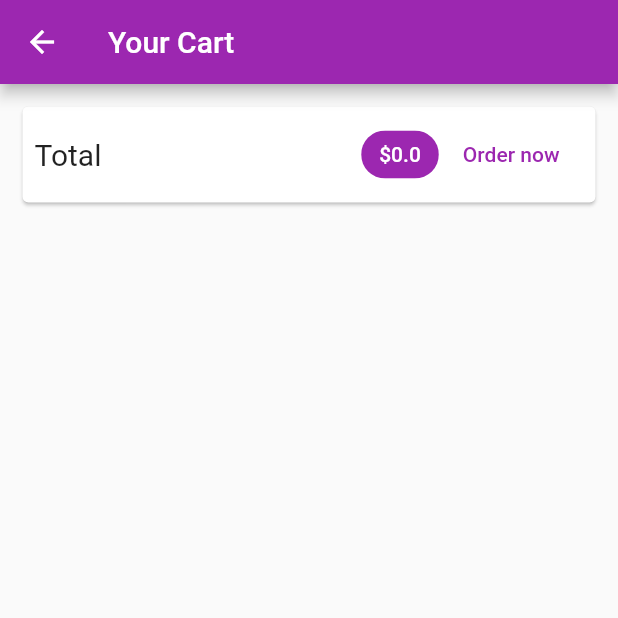
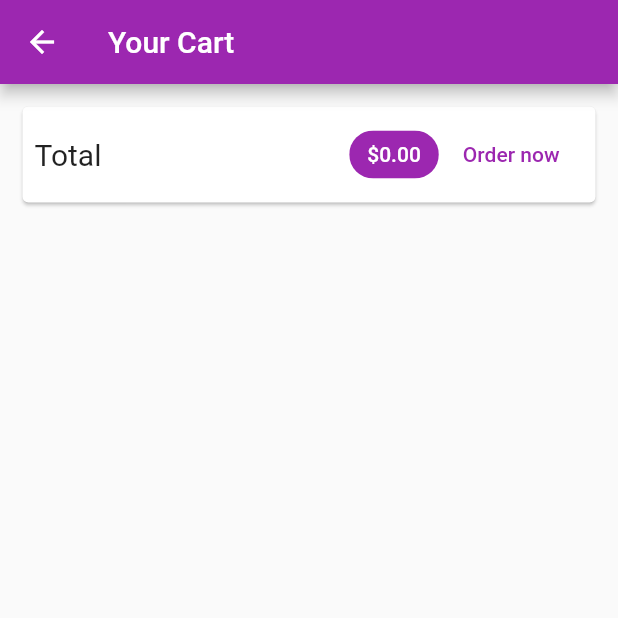
Before and after one commit to leperrine/flutter-ecom-app, a Flutter app: the CartScreen screen opened by its route, after a tap on "Order now", on a phone screen of 412 x 824 dp, the top half of it. Run offline on Flutter 3.47's test engine with Material 2 defaults, Android fonts, the phone set to English and light mode, and no system bars; network calls fail.

Commit message:
added more features

```diff
--- a/lib/providers/cart.dart
+++ b/lib/providers/cart.dart
@@ -1,3 +1,4 @@
+import 'package:flutter/cupertino.dart';
 import 'package:flutter/foundation.dart';
 
 class CartItem {
@@ -65,4 +66,9 @@ class Cart with ChangeNotifier {
     _items.remove(productId);
     notifyListeners();
   }
+
+  void clearCart() {
+    _items = {};
+    notifyListeners();
+  }
 }
--- /dev/null
+++ b/lib/providers/orders.dart
@@ -0,0 +1,38 @@
+import 'package:ecom_app/providers/cart.dart';
+import 'package:flutter/foundation.dart';
+import '../providers/cart.dart';
+
+class OrderItem {
+  final String id;
+  final double amount;
+  final List<CartItem> products;
+  final DateTime dateTime;
+
+  OrderItem({
+    @required this.id,
+    @required this.amount,
+    @required this.products,
+    @required this.dateTime,
+  });
+}
+
+class Orders with ChangeNotifier {
+  List<OrderItem> _orders = [];
+
+  List<OrderItem> get orders {
+    return [..._orders];
+  }
+
+  void addOrders(List<CartItem> cartProducts, double total) {
+    _orders.insert(
+      0,
+      OrderItem(
+        id: DateTime.now().toString(),
+        amount: total,
+        dateTime: DateTime.now(),
+        products: cartProducts,
+      ),
+    );
+    notifyListeners();
+  }
+}
--- a/lib/screens/cart_screen.dart
+++ b/lib/screens/cart_screen.dart
@@ -3,6 +3,7 @@ import 'package:provider/provider.dart';
 
 import '../providers/cart.dart' show Cart;
 import '../widgets/cart_item.dart';
+import '../providers/orders.dart';
 
 class CartScreen extends StatelessWidget {
   static const routeName = '/cart';
@@ -31,7 +32,7 @@ class CartScreen extends StatelessWidget {
                   Spacer(),
                   Chip(
                     label: Text(
-                      '\$${cart.totalAmount}',
+                      '\$${cart.totalAmount.toStringAsFixed(2)}',
                       style: TextStyle(
                         color: Theme.of(context).primaryTextTheme.title.color,
                       ),
@@ -40,7 +41,13 @@ class CartScreen extends StatelessWidget {
                   ),
                   FlatButton(
                     child: Text('Order now'),
-                    onPressed: () {},
+                    onPressed: () {
+                      Provider.of<Orders>(context, listen: false).addOrders(
+                        cart.items.values.toList(),
+                        cart.totalAmount,
+                      );
+                      cart.clearCart();
+                    },
                     textColor: Theme.of(context).primaryColor,
                   )
                 ],
--- /dev/null
+++ b/lib/screens/orders_screen.dart
@@ -0,0 +1,26 @@
+import 'package:flutter/material.dart';
+import 'package:provider/provider.dart';
+
+import '../providers/orders.dart' show Orders;
+import '../widgets/order_item.dart';
+import '../widgets/app_drawer.dart';
+
+class OrdersScreen extends StatelessWidget {
+  static const routeName = '/orders';
+  @override
+  Widget build(BuildContext context) {
+    final orderData = Provider.of<Orders>(context);
+    return Scaffold(
+      appBar: AppBar(
+        title: Text('Your Orders'),
+      ),
+      body: ListView.builder(
+        itemCount: orderData.orders.length,
+        itemBuilder: (context, i) => OrderItem(
+          orderData.orders[i],
+        ),
+      ),
+      drawer: AppDrawer(),
+    );
+  }
+}
--- a/lib/screens/products_overview_screen.dart
+++ b/lib/screens/products_overview_screen.dart
@@ -5,6 +5,7 @@ import '../widgets/products_grid.dart';
 import '../widgets/badge.dart';
 import '../providers/cart.dart';
 import '../screens/cart_screen.dart';
+import '../widgets/app_drawer.dart';
 
 enum FilterOptions {
   Favorites,
@@ -63,6 +64,7 @@ class _ProductsOverviewScreenState extends State<ProductsOverviewScreen> {
           ),
         ],
       ),
+      drawer: AppDrawer(),
       body: ProductsGrid(_showOnlyFavorites),
     );
   }
--- /dev/null
+++ b/lib/widgets/order_item.dart
@@ -0,0 +1,77 @@
+import 'dart:math';
+
+import 'package:flutter/material.dart';
+import 'package:intl/intl.dart';
+
+import '../providers/orders.dart' as ord;
+
+class OrderItem extends StatefulWidget {
+  final ord.OrderItem order;
+
+  OrderItem(this.order);
+
+  @override
+  _OrderItemState createState() => _OrderItemState();
+}
+
+class _OrderItemState extends State<OrderItem> {
+  var _expanded = false;
+
+  @override
+  Widget build(BuildContext context) {
+    return Card(
+      margin: EdgeInsets.all(10),
+      child: Column(
+        children: <Widget>[
+          ListTile(
+            title: Text('\$${widget.order.amount}'),
+            subtitle: Text(
+              DateFormat('MM/dd/yyyy hh:mm').format(widget.order.dateTime),
+            ),
+            trailing: IconButton(
+              icon: Icon(_expanded ? Icons.expand_less : Icons.expand_more),
+              onPressed: () {
+                setState(() {
+                  _expanded = !_expanded;
+                });
+              },
+            ),
+          ),
+          if (_expanded)
+            Container(
+              padding: EdgeInsets.symmetric(
+                horizontal: 15,
+                vertical: 4,
+              ),
+              height: min(widget.order.products.length * 20.0 + 10, 100),
+              child: ListView(
+                children: widget.order.products
+                    .map(
+                      (prod) => Row(
+                        mainAxisAlignment: MainAxisAlignment.spaceBetween,
+                        children: <Widget>[
+                          Text(
+                            prod.title,
+                            style: TextStyle(
+                              fontSize: 18,
+                              fontWeight: FontWeight.bold,
+                            ),
+                          ),
+                          Text(
+                            '${prod.quantity}x \$${prod.price}',
+                            style: TextStyle(
+                              fontSize: 18,
+                              color: Colors.grey,
+                            ),
+                          )
+                        ],
+                      ),
+                    )
+                    .toList(),
+              ),
+            ),
+        ],
+      ),
+    );
+  }
+}
--- a/pubspec.yaml
+++ b/pubspec.yaml
@@ -20,6 +20,7 @@ dependencies:
   flutter:
     sdk: flutter
   provider: ^3.2.0
+  intl: ^0.15.8
 
   # The following adds the Cupertino Icons font to your application.
   # Use with the CupertinoIcons class for iOS style icons.
```
Also changed, not shown: lib/main.dart (+8 -1 lines), lib/screens/product_detail_screen.dart (+38 -0 lines), lib/widgets/app_drawer.dart (added, +35 -0 lines), pubspec.lock.
